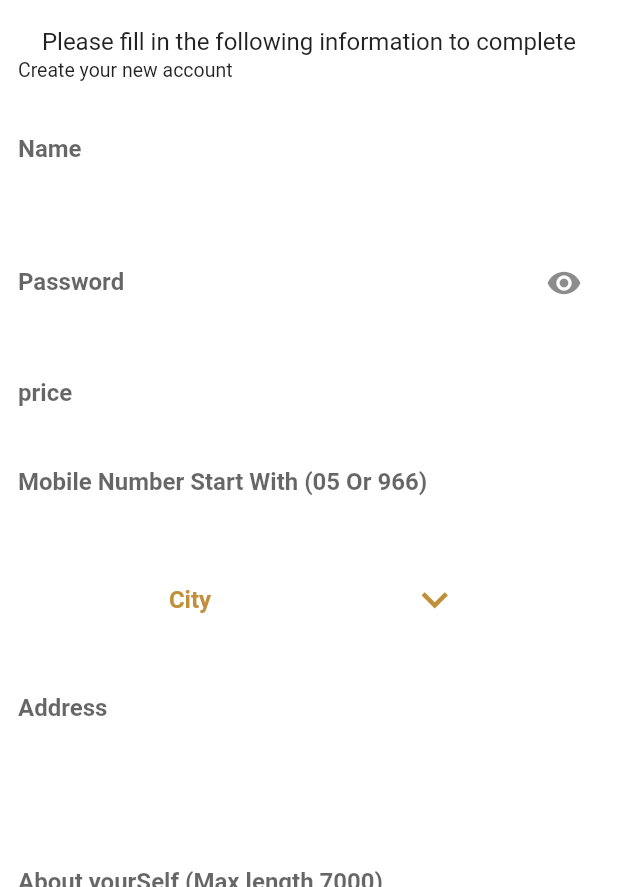
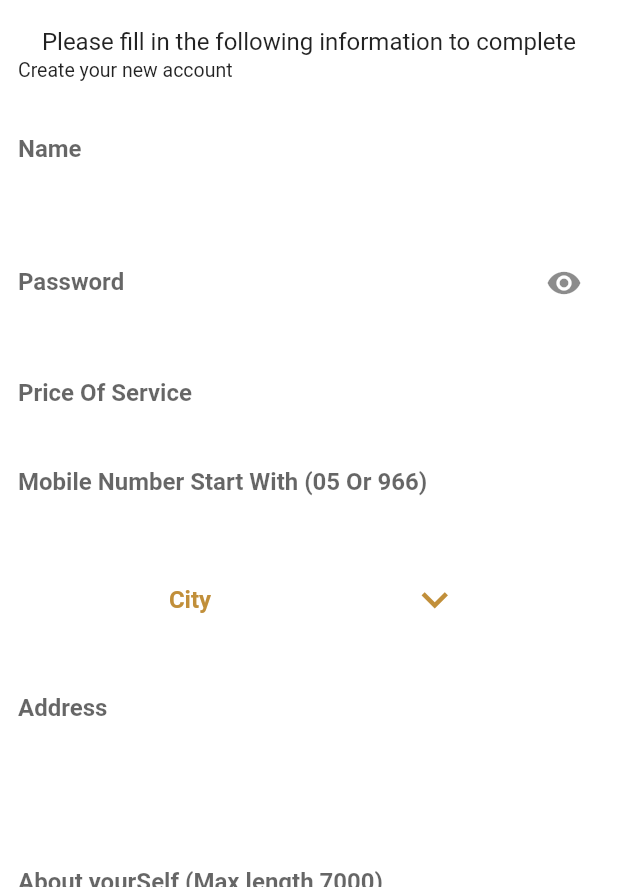
Before and after one commit to bavly10/consApp, a Flutter app: the Register_intro screen opened directly with empty values, on a phone screen of 412 x 824 dp, the part 349-1236 px from its top. Run offline on Flutter 3.47's test engine with Material 2 defaults, Android fonts, the phone set to English and light mode, and no system bars; our stand-ins replace bloc, cached_network_image, carousel_slider, cloud_firestore, curved_navigation_bar, dio and 17 more; missing offline and left inert: dart:ffi, flutter_inappwebview, mailer, slide_popup_dialog_null_safety; accounts and stored records are empty; network calls fail.

Commit message:
reg+price

```diff
--- a/lib/modules/User/login/screren/register.dart
+++ b/lib/modules/User/login/screren/register.dart
@@ -584,7 +584,7 @@ class _Register_introState extends State<Register_intro> {
                 if (s!.isEmpty) return "price is required";
               },
               controller: priceController,
-              myhintText: "price",
+              myhintText: mytranslate(context, "price"),
               textInputType: TextInputType.number),
           My_TextFormFiled(
             textInputType: TextInputType.number,
--- a/lib/shared/localization/lang/ar.json
+++ b/lib/shared/localization/lang/ar.json
@@ -125,6 +125,6 @@
   "errorlogin": "فشل في تسجيل الدخول  يرجى التأكد من اتصالك",
   "surely": "شورلي",
   "lang": "تغيير اللغة",
-  "editProfile": "نعديل الملف الشخصي"
-
+  "editProfile": "نعديل الملف الشخصي",
+  "price": "سعر الخدمة"
 }
--- a/lib/shared/localization/lang/en.json
+++ b/lib/shared/localization/lang/en.json
@@ -146,6 +146,6 @@
    "sub": "Subject....",
    "surely": "Surely",
    "lang": "Change Language",
-   "editProfile": "Edit Profile"
-
+   "editProfile": "Edit Profile",
+   "price": "Price Of Service"
 }
```
